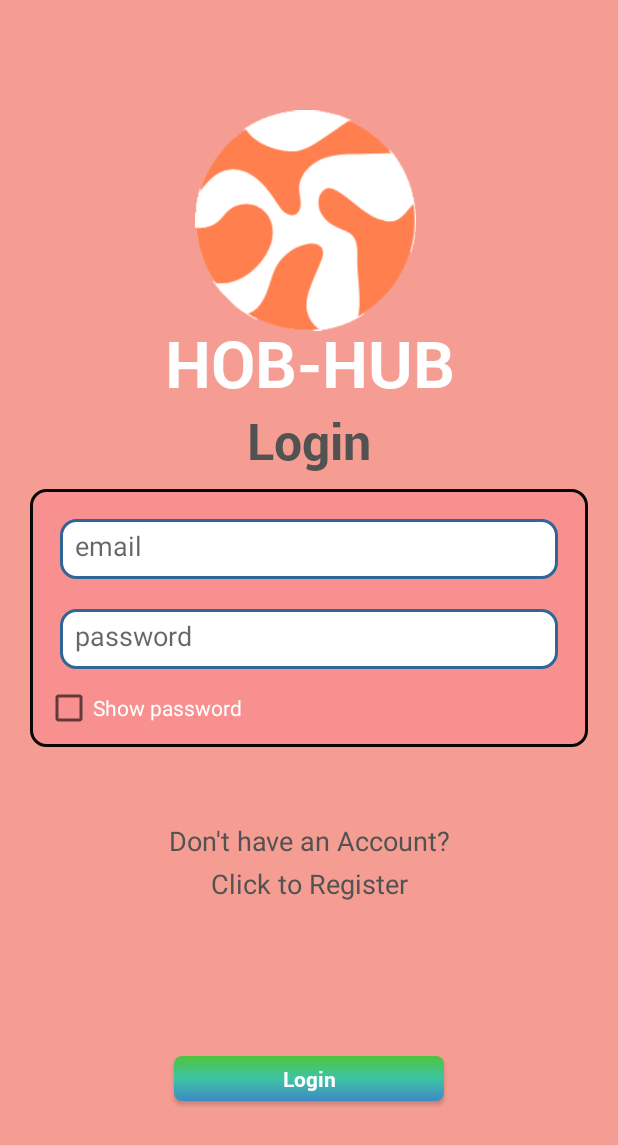
After one commit to rashgaroth/Society_try, an Android app: the layout activity_login.xml on its own in the app's theme, with its tools: preview values and no code run, on a phone screen of 412 x 824 dp. The commit adds this screen. Shown: the top 1145 px of the screen. Run offline under Robolectric (Android 15) with nearby library versions, the phone set to English and light mode, and no system bars.

```diff
--- a/app/src/main/AndroidManifest.xml
+++ b/app/src/main/AndroidManifest.xml
@@ -12,7 +12,7 @@
         android:roundIcon="@mipmap/ic_launcher_round"
         android:supportsRtl="true"
         android:usesCleartextTraffic="true">
-        <activity android:name="com.example.other_menu.ArticleMenu"></activity>
+        <activity android:name=".ArticleMenu"></activity>
         <activity
             android:name=".LoginActivity"
             android:theme="@style/AppTheme.NoActionBar" />
--- a/app/src/main/java/com/example/fragment/LoveFragment.java
+++ b/app/src/main/java/com/example/fragment/LoveFragment.java
@@ -50,6 +50,7 @@ public class LoveFragment extends Fragment {
             @Override
             public void onClick(View v) {
                 Toast.makeText(getContext(), "Artikel", Toast.LENGTH_LONG).show();
+
             }
         });
     }
--- /dev/null
+++ b/app/src/main/java/com/example/society_try/ArticleMenu.java
@@ -0,0 +1,14 @@
+package com.example.society_try;
+
+import android.os.Bundle;
+
+import androidx.appcompat.app.AppCompatActivity;
+
+public class ArticleMenu extends AppCompatActivity {
+
+    @Override
+    protected void onCreate(Bundle savedInstanceState) {
+        super.onCreate(savedInstanceState);
+        setContentView(R.layout.activity_article_menu);
+    }
+}
--- a/app/src/main/java/com/example/society_try/MainMenu.java
+++ b/app/src/main/java/com/example/society_try/MainMenu.java
@@ -38,7 +38,7 @@ public class MainMenu extends AppCompatActivity {
                 finish();
             }
         });
-        getSupportFragmentManager().beginTransaction().replace(R.id.fragment_layout, new LoveFragment()).commit();
+        getSupportFragmentManager().beginTransaction().replace(R.id.fragment_layout, new HomeFragment()).commit();
     }
     private BottomNavigationView.OnNavigationItemSelectedListener navListener = new BottomNavigationView.OnNavigationItemSelectedListener() {
         @Override
--- /dev/null
+++ b/app/src/main/res/drawable/textfield_error.xml
@@ -0,0 +1,16 @@
+<?xml version="1.0" encoding="utf-8"?>
+<!-- res/drawable/rounded_edittext.xml -->
+<shape xmlns:android="http://schemas.android.com/apk/res/android"
+    android:padding="10dp"
+    android:shape="rectangle" >
+
+    <solid android:color="#EF9393" />
+
+    <stroke
+        android:width="2dp"
+        android:color="#2f6699" />
+    <corners
+        android:radius="10dp"
+        />
+
+</shape>
--- /dev/null
+++ b/app/src/main/res/layout/activity_article_menu.xml
@@ -0,0 +1,9 @@
+<?xml version="1.0" encoding="utf-8"?>
+<androidx.constraintlayout.widget.ConstraintLayout xmlns:android="http://schemas.android.com/apk/res/android"
+    xmlns:app="http://schemas.android.com/apk/res-auto"
+    xmlns:tools="http://schemas.android.com/tools"
+    android:layout_width="match_parent"
+    android:layout_height="match_parent"
+    tools:context=".ArticleMenu">
+
+</androidx.constraintlayout.widget.ConstraintLayout>
--- /dev/null
+++ b/app/src/main/res/layout/activity_login.xml
@@ -0,0 +1,122 @@
+<?xml version="1.0" encoding="utf-8"?>
+<RelativeLayout xmlns:android="http://schemas.android.com/apk/res/android"
+    xmlns:app="http://schemas.android.com/apk/res-auto"
+    xmlns:tools="http://schemas.android.com/tools"
+    android:layout_width="match_parent"
+    android:layout_height="match_parent"
+    android:background="@color/pink"
+    tools:context=".LoginActivity">
+
+    <ImageView
+        android:layout_width="147dp"
+        android:layout_height="147dp"
+        android:layout_marginLeft="130dp"
+        android:layout_marginBottom="50dp"
+        android:src="@drawable/hobhub"
+        android:layout_above="@+id/textlgn"
+        />
+    <TextView
+        android:layout_width="wrap_content"
+        android:layout_height="wrap_content"
+        android:text="HOB-HUB"
+        android:layout_above="@+id/textlgn"
+        android:layout_marginLeft="110dp"
+        android:layout_marginBottom="0dp"
+        android:textSize="43dp"
+        android:fontFamily="@font/roboto_bold"
+        android:textColor="@color/white"
+        />
+    <TextView
+        android:id="@+id/textlgn"
+        android:layout_width="wrap_content"
+        android:layout_height="wrap_content"
+        android:layout_above="@id/linearLayout"
+        android:layout_centerHorizontal="true"
+        android:layout_marginBottom="10dp"
+        android:text="Login"
+        android:textSize="33dp"
+        android:fontFamily="@font/roboto_bold"
+        android:textAppearance="@style/Base.TextAppearance.AppCompat.Headline"
+        android:textColor="@color/black_feel" />
+
+    <LinearLayout
+        android:id="@+id/linearLayout"
+        android:layout_width="match_parent"
+        android:layout_height="wrap_content"
+        android:layout_centerVertical="true"
+        android:layout_marginLeft="20dp"
+        android:layout_marginRight="20dp"
+        android:background="@drawable/rounded"
+        android:orientation="vertical"
+        android:padding="10dp">
+
+        <EditText
+            android:id="@+id/email"
+            android:layout_width="match_parent"
+            android:layout_height="40dp"
+            android:background="@drawable/rounded_edittext"
+            android:drawablePadding="5dp"
+            android:hint="email"
+            android:padding="10dp"
+            android:layout_margin="10dp"
+            android:inputType="textEmailAddress" />
+
+        <EditText
+            android:id="@+id/password"
+            android:layout_width="match_parent"
+            android:layout_height="40dp"
+            android:background="@drawable/rounded_edittext"
+            android:drawablePadding="5dp"
+            android:layout_margin="10dp"
+            android:hint="password"
+            android:padding="10dp"
+            android:inputType="textPassword" />
+
+        <CheckBox
+            android:id="@+id/checkBox"
+            android:layout_width="wrap_content"
+            android:layout_height="wrap_content"
+            android:textColor="@color/white"
+            android:text="Show password"
+            />
+
+    </LinearLayout>
+
+    <TextView
+        android:id="@+id/register"
+        android:layout_width="wrap_content"
+        android:layout_height="wrap_content"
+        android:layout_below="@id/linearLayout"
+        android:layout_centerHorizontal="true"
+        android:layout_marginTop="50dp"
+        android:lineSpacingExtra="7dp"
+        android:text="@string/don_t_have_an_account_nclick_to_register"
+        android:textAlignment="center"
+        android:textAppearance="@style/Base.TextAppearance.AppCompat.Medium"
+        android:textColor="@color/black_feel" />
+
+    <ProgressBar
+        android:id="@+id/loading"
+        android:layout_width="match_parent"
+        android:layout_height="wrap_content"
+        android:layout_above="@id/login"
+        android:layout_marginBottom="75dp"
+        android:visibility="gone"
+        />
+
+    <Button
+        android:id="@+id/login"
+        android:layout_width="180dp"
+        android:layout_height="30dp"
+        android:layout_alignParentBottom="true"
+        android:layout_centerHorizontal="true"
+        android:layout_marginBottom="15dp"
+        android:text="@string/login"
+        style="@style/blueButton"
+        android:textAllCaps="false"
+        android:textColor="@color/white"
+        android:fontFamily="@font/roboto_bold"
+        android:layout_margin="90dp"
+        />
+
+</RelativeLayout>
```
Also changed, not shown: app/libs/GenAsync.jar (added), app/src/main/res/drawable-mdpi/syah.jpg (added), app/src/main/res/drawable-xhdpi/ic_love.png (added).
